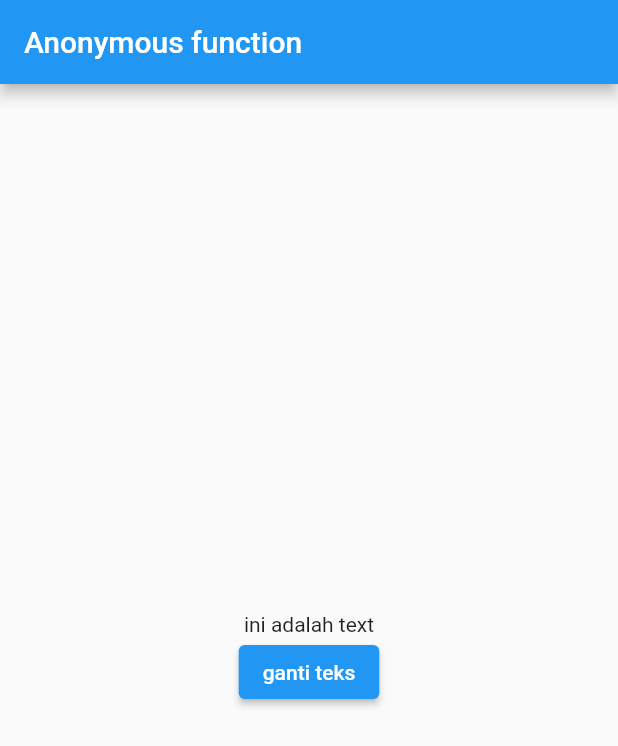
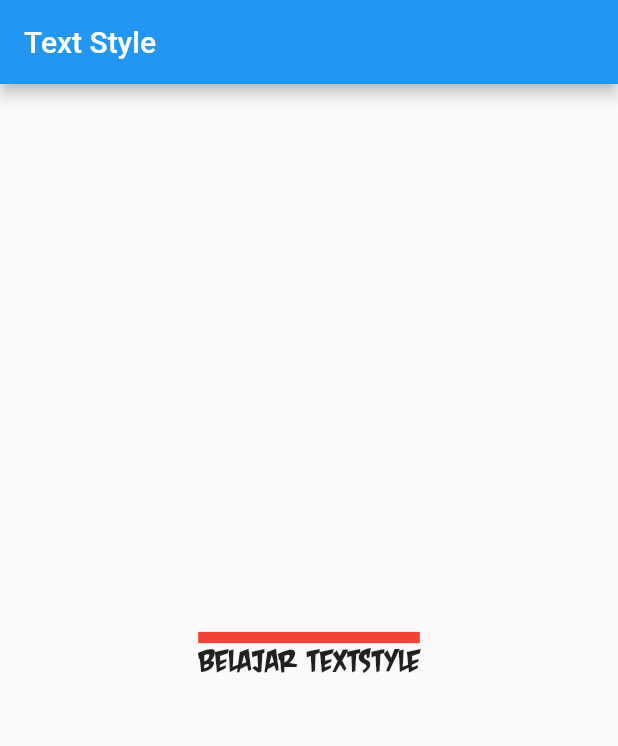
Before and after one commit to cecep29/flutter_basic, a Flutter app: the screen it shows after launch, on a phone screen of 412 x 824 dp. Shown: the top 746 px of the screen. Run offline on Flutter 3.47's test engine with Material 2 defaults, Android fonts, the phone set to English and light mode, and no system bars.

Commit message:
text style

```diff
--- a/lib/main.dart
+++ b/lib/main.dart
@@ -4,36 +4,27 @@ void main() {
   runApp(const MyApp());
 }
 
-class MyApp extends StatefulWidget {
+class MyApp extends StatelessWidget {
   const MyApp({super.key});
 
-  @override
-  State<MyApp> createState() => _MyAppState();
-}
-
-class _MyAppState extends State<MyApp> {
-  String name = "ini adalah text";
   @override
   Widget build(BuildContext context) {
     return MaterialApp(
       home: Scaffold(
         appBar: AppBar(
-          title: const Text('Anonymous function'),
+          title: const Text('Text Style'),
         ),
-        body: Center(
-            child: Column(
-          mainAxisAlignment: MainAxisAlignment.center,
-          children: [
-            Text(name),
-            ElevatedButton(
-                onPressed: () {
-                  setState(() {
-                    name = 'ini teks yang diganti';
-                  });
-                },
-                child: const Text('ganti teks'))
-          ],
-        )),
+        body: const Center(
+          child: Text(
+            'Belajar TextStyle',
+            style: TextStyle(
+                fontSize: 30,
+                fontFamily: 'CrashLanding',
+                decoration: TextDecoration.overline,
+                decorationColor: Colors.red,
+                decorationThickness: 5),
+          ),
+        ),
       ),
     );
   }
```
Also changed, not shown: pubspec.yaml (+6 -6 lines), fonts/crashlanding-bb.italic.ttf (added), fonts/crashlanding-bb.regular.ttf (added).
